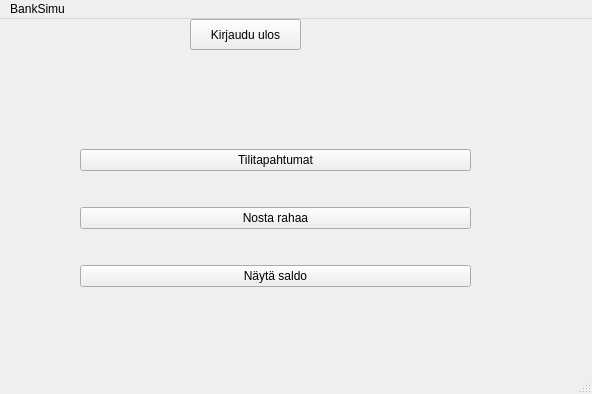
First picture: the form in frontend/mainwindow.ui, repository 22kmo-project/group_5, before the edit.
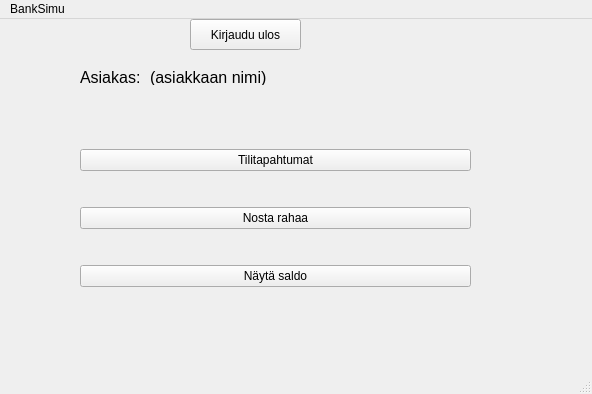
Second picture: the form after the edit.

```diff
--- a/frontend/mainwindow.ui
+++ b/frontend/mainwindow.ui
@@ -230,7 +230,7 @@
      </widget>
     </widget>
     <widget class="QWidget" name="page_2">
-     <widget class="QWidget" name="">
+     <widget class="QWidget" name="layoutWidget">
       <property name="geometry">
        <rect>
         <x>70</x>
@@ -263,6 +263,42 @@
        </item>
       </layout>
      </widget>
+     <widget class="QLabel" name="label_4">
+      <property name="geometry">
+       <rect>
+        <x>70</x>
+        <y>20</y>
+        <width>61</width>
+        <height>16</height>
+       </rect>
+      </property>
+      <property name="font">
+       <font>
+        <pointsize>12</pointsize>
+       </font>
+      </property>
+      <property name="text">
+       <string>Asiakas:</string>
+      </property>
+     </widget>
+     <widget class="QLabel" name="asiakasnimi">
+      <property name="geometry">
+       <rect>
+        <x>140</x>
+        <y>20</y>
+        <width>121</width>
+        <height>16</height>
+       </rect>
+      </property>
+      <property name="font">
+       <font>
+        <pointsize>12</pointsize>
+       </font>
+      </property>
+      <property name="text">
+       <string>(asiakkaan nimi)</string>
+      </property>
+     </widget>
     </widget>
    </widget>
    <widget class="QPushButton" name="kirjaudu_ulos">
```
Left out of the diff: 4 changed lines with no effect on the pictures.
